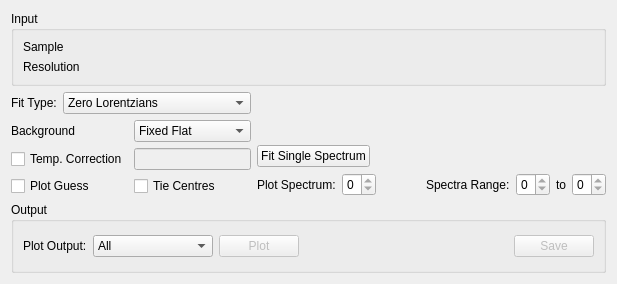
Qt form MantidQt/CustomInterfaces/inc/MantidQtCustomInterfaces/Indirect/ConvFit.ui (mantidproject/mantid) before a commit.
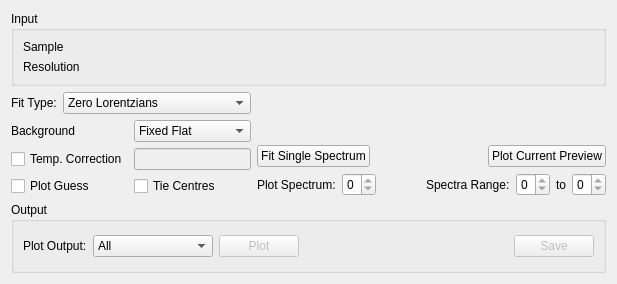
The same form after that commit. Custom widgets are drawn as their Qt base class.

Commit message:
Add plot button for preview plot to interface
Refs #17019

```diff
--- a/MantidQt/CustomInterfaces/inc/MantidQtCustomInterfaces/Indirect/ConvFit.ui
+++ b/MantidQt/CustomInterfaces/inc/MantidQtCustomInterfaces/Indirect/ConvFit.ui
@@ -290,6 +290,13 @@
            </property>
           </spacer>
          </item>
+          <item>
+            <widget class="QPushButton" name="pbPlotPreview">
+              <property name="text">
+                <string>Plot Current Preview</string>
+              </property>
+            </widget>
+          </item>
         </layout>
        </item>
        <item>
```
